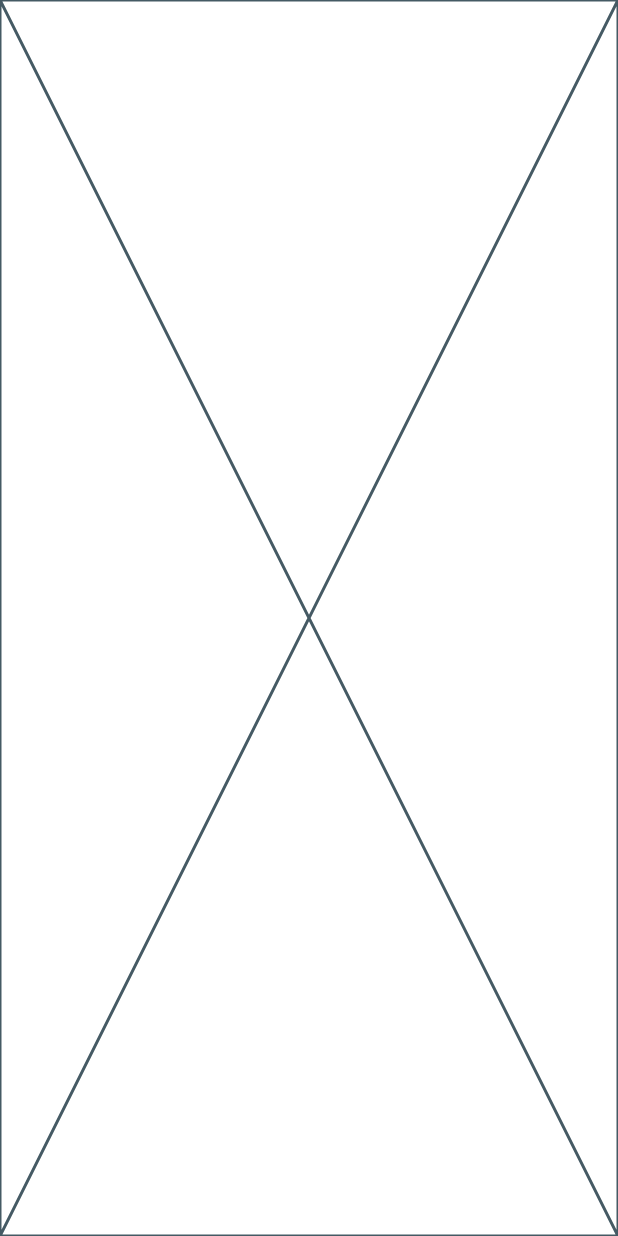
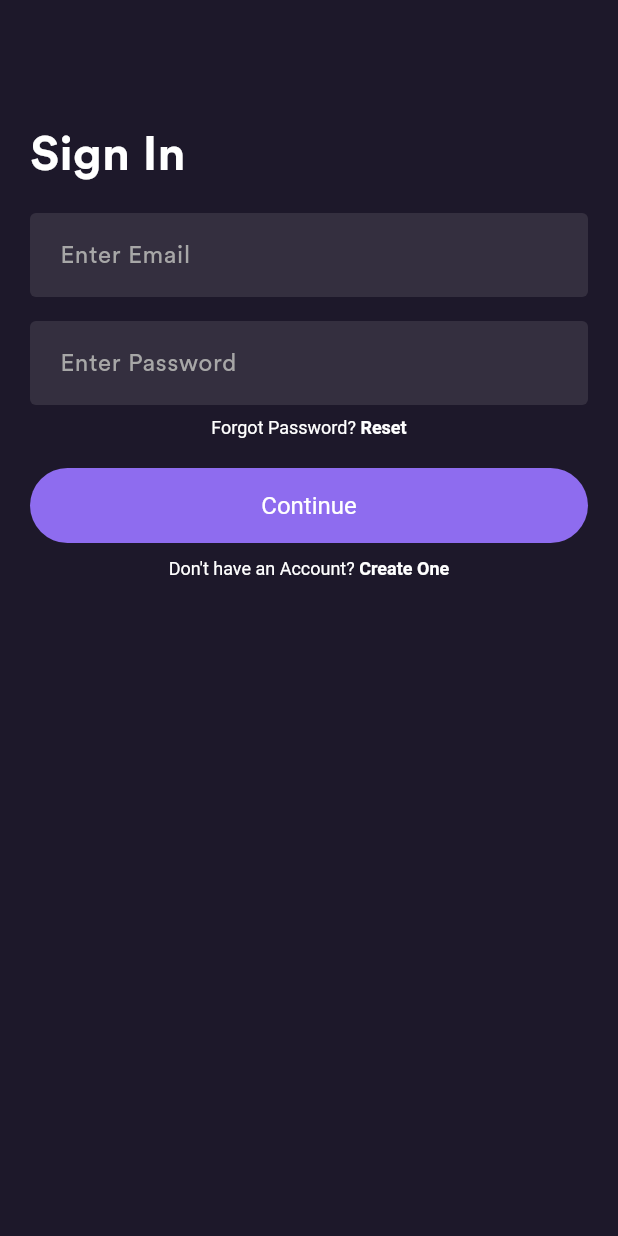
Before and after one commit to Adham167/e_commerce_clot, a Flutter app: the screen it shows after launch, on a phone screen of 412 x 824 dp. Run offline on Flutter 3.47's test engine with Material 3 defaults, Android fonts, the light colour scheme and no system bars; our stand-ins replace bloc, flutter_bloc, go_router.

Commit message:
sign_in and Forgot Password Screen

```diff
--- a/lib/core/utils/app_router.dart
+++ b/lib/core/utils/app_router.dart
@@ -1,13 +1,26 @@
+import 'package:e_commerce_clot/features/authintication/presentation/views/forgot_password_view.dart';
 import 'package:e_commerce_clot/features/authintication/presentation/views/login_view.dart';
+import 'package:e_commerce_clot/features/authintication/presentation/views/sign_up_view.dart';
 import 'package:e_commerce_clot/features/spalsh/presentation/views/splash_view.dart';
 import 'package:go_router/go_router.dart';
 
 abstract class AppRouter {
   static const KLoginView = "/LoginView";
+  static const KSignupView = "/SignupView";
+  static const KForgotPassword = "/ForgotPassword";
+
   static final router = GoRouter(
     routes: [
       GoRoute(path: '/', builder: (context, state) => const SplashView()),
       GoRoute(path: KLoginView, builder: (context, state) => const LoginView()),
+      GoRoute(
+        path: KSignupView,
+        builder: (context, state) => const SignUpView(),
+      ),
+      GoRoute(
+        path: KForgotPassword,
+        builder: (context, state) => const ForgotPasswordView(),
+      ),
     ],
   );
 }
--- a/lib/core/utils/app_style.dart
+++ b/lib/core/utils/app_style.dart
@@ -26,4 +26,14 @@
     fontSize: 24,
     fontWeight: FontWeight.w600,
   );
+  static const styleRegular12 = TextStyle(
+    color: Colors.white,
+    fontSize: 12,
+    fontWeight: FontWeight.w400,
+  );
+  static const styleRegularBold12 = TextStyle(
+    color: Colors.white,
+    fontSize: 12,
+    fontWeight: FontWeight.w600,
+  );
 }
--- /dev/null
+++ b/lib/core/utils/widgets/custom_button.dart
@@ -0,0 +1,22 @@
+import 'package:e_commerce_clot/core/utils/app_style.dart';
+import 'package:flutter/material.dart';
+
+class CustomButton extends StatelessWidget {
+  const CustomButton({super.key, required this.onPressed, required this.title,  this.width,  this.height, this.content});
+  final VoidCallback onPressed;
+  final String title;
+  final double? width;
+  final double? height;
+  final Widget? content;
+  @override
+  Widget build(BuildContext context) {
+    return ElevatedButton(
+      onPressed: onPressed,
+      style: ElevatedButton.styleFrom(
+        minimumSize: Size(
+          width ?? MediaQuery.of(context).size.width,
+          height?? 50)
+      ),
+      child: content ?? Text(title,style: AppStyle.styleMedium16,));
+  }
+}
--- /dev/null
+++ b/lib/core/utils/widgets/custom_text_field.dart
@@ -0,0 +1,10 @@
+import 'package:flutter/material.dart';
+
+class CustomTextfield extends StatelessWidget {
+  const CustomTextfield({super.key, required this.text});
+  final String text;
+  @override
+  Widget build(BuildContext context) {
+    return TextField(decoration: InputDecoration(hintText: text));
+  }
+}
--- a/lib/features/authintication/presentation/views/login_view.dart
+++ b/lib/features/authintication/presentation/views/login_view.dart
@@ -1,3 +1,5 @@
+import 'package:e_commerce_clot/core/utils/widgets/custom_app_bar.dart';
+import 'package:e_commerce_clot/features/authintication/presentation/views/widgets.dart/login_body.dart';
 import 'package:flutter/material.dart';
 
 class LoginView extends StatelessWidget {
@@ -5,6 +7,9 @@
 
   @override
   Widget build(BuildContext context) {
-    return const Placeholder();
+    return const Scaffold(
+
+      body: LoginBody(),
+    );
   }
 }
--- /dev/null
+++ b/lib/features/authintication/presentation/views/widgets.dart/custom_text.dart
@@ -0,0 +1,19 @@
+import 'package:e_commerce_clot/core/utils/app_style.dart';
+import 'package:flutter/gestures.dart';
+import 'package:flutter/material.dart';
+
+class CustomText extends StatelessWidget {
+  const CustomText({super.key, required this.tex1, required this.tex2, this.ontap});
+  final String tex1;
+  final String tex2;
+  final VoidCallback? ontap;
+  @override
+  Widget build(BuildContext context) {
+    return RichText(
+      text: TextSpan(children: [TextSpan(text: tex1,style: AppStyle.styleRegular12),
+      TextSpan(text: tex2,
+      recognizer: TapGestureRecognizer()..onTap=ontap,
+      style: AppStyle.styleRegularBold12)]),
+    );
+  }
+}
--- /dev/null
+++ b/lib/features/authintication/presentation/views/widgets.dart/login_body.dart
@@ -0,0 +1,52 @@
+import 'package:e_commerce_clot/core/utils/app_router.dart';
+import 'package:e_commerce_clot/core/utils/app_style.dart';
+import 'package:e_commerce_clot/core/utils/widgets/custom_button.dart';
+import 'package:e_commerce_clot/features/authintication/presentation/views/widgets.dart/custom_text.dart';
+import 'package:e_commerce_clot/core/utils/widgets/custom_text_field.dart';
+import 'package:flutter/material.dart';
+import 'package:go_router/go_router.dart';
+
+class LoginBody extends StatelessWidget {
+  const LoginBody({super.key});
+
+  @override
+  Widget build(BuildContext context) {
+    return Padding(
+      padding: const EdgeInsets.symmetric(horizontal: 20.0, vertical: 80),
+      child: Column(
+        crossAxisAlignment: CrossAxisAlignment.start,
+        children: [
+          Text("Sign In", style: AppStyle.styleBold32),
+          SizedBox(height: 16),
+          CustomTextfield(text: "Enter Email"),
+          SizedBox(height: 16),
+          CustomTextfield(text: "Enter Password"),
+          SizedBox(height: 8),
+          Align(
+            alignment: Alignment.center,
+            child: CustomText(
+              tex1: "Forgot Password? ",
+              tex2: "Reset",
+              ontap: () {
+                GoRouter.of(context).push(AppRouter.KForgotPassword);
+              },
+            ),
+          ),
+          SizedBox(height: 20),
+          CustomButton(onPressed: () {}, title: "Continue"),
+          SizedBox(height: 10),
+          Align(
+            alignment: Alignment.center,
+            child: CustomText(
+              tex1: "Don't have an Account? ",
+              tex2: "Create One",
+              ontap: () {
+                GoRouter.of(context).push(AppRouter.KSignupView);
+              },
+            ),
+          ),
+        ],
+      ),
+    );
+  }
+}
--- a/lib/features/spalsh/presentation/views/splash_view.dart
+++ b/lib/features/spalsh/presentation/views/splash_view.dart
@@ -1,3 +1,4 @@
+import 'package:e_commerce_clot/core/utils/app_colors.dart';
 import 'package:e_commerce_clot/core/utils/app_router.dart';
 import 'package:e_commerce_clot/features/spalsh/presentation/manager/splash_cubit/splash_cubit.dart';
 import 'package:e_commerce_clot/features/spalsh/presentation/views/widgets/splash_body.dart';
@@ -11,13 +12,14 @@
   @override
   Widget build(BuildContext context) {
     return Scaffold(
+      backgroundColor: AppColors.primary,
       body: BlocListener<SplashCubit, SplashState>(
         listener: (context, state) {
           if (state is UnAuthenticated) {
-            GoRouter.of(context).push(AppRouter.KLoginView);
+            GoRouter.of(context).pushReplacement  (AppRouter.KLoginView);
           }
         },
-        child:SplashBody(),
+        child: SplashBody(),
       ),
     );
   }
--- a/pubspec.yaml
+++ b/pubspec.yaml
@@ -76,3 +76,9 @@
           weight: 400
   # For details regarding fonts from package dependencies,
   # see https://flutter.dev/to/font-from-package
+
+flutter_assets:
+  assets_path: assets/images
+  output_path: lib/core/utils
+  filename: assets.dart
+  field_prefix:
```
Also changed, not shown: lib/core/utils/assets.dart (added, +12 -0 lines), lib/core/utils/widgets/custom_app_bar.dart (added, +55 -0 lines), lib/features/authintication/presentation/views/forgot_password_view.dart (added, +12 -0 lines), lib/features/authintication/presentation/views/sign_up_view.dart (added, +11 -0 lines), lib/features/authintication/presentation/views/widgets.dart/forgot_password_body.dart (added, +28 -0 lines), lib/features/spalsh/presentation/views/widgets/splash_body.dart (+3 -6 lines), assets/images/Logo1.svg (deleted), assets/images/Rectangle13.svg (deleted), assets/images/message_1.png (deleted), assets/images/message_icon.png (renamed from assets/images/image4.png), 1 other file.
